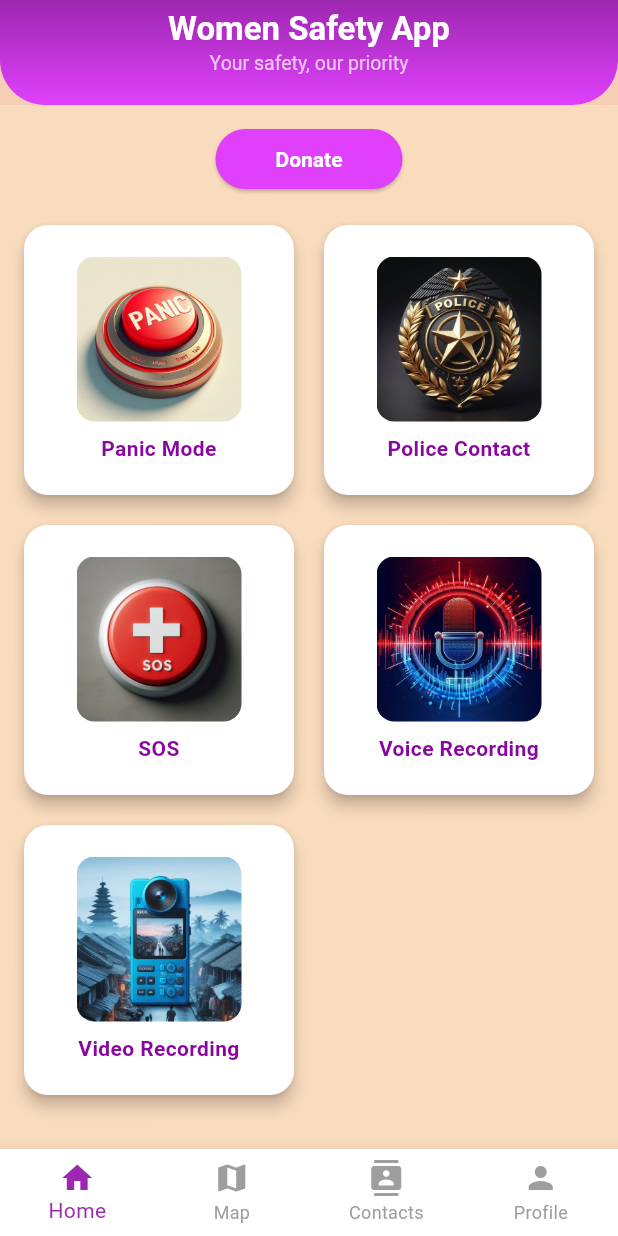
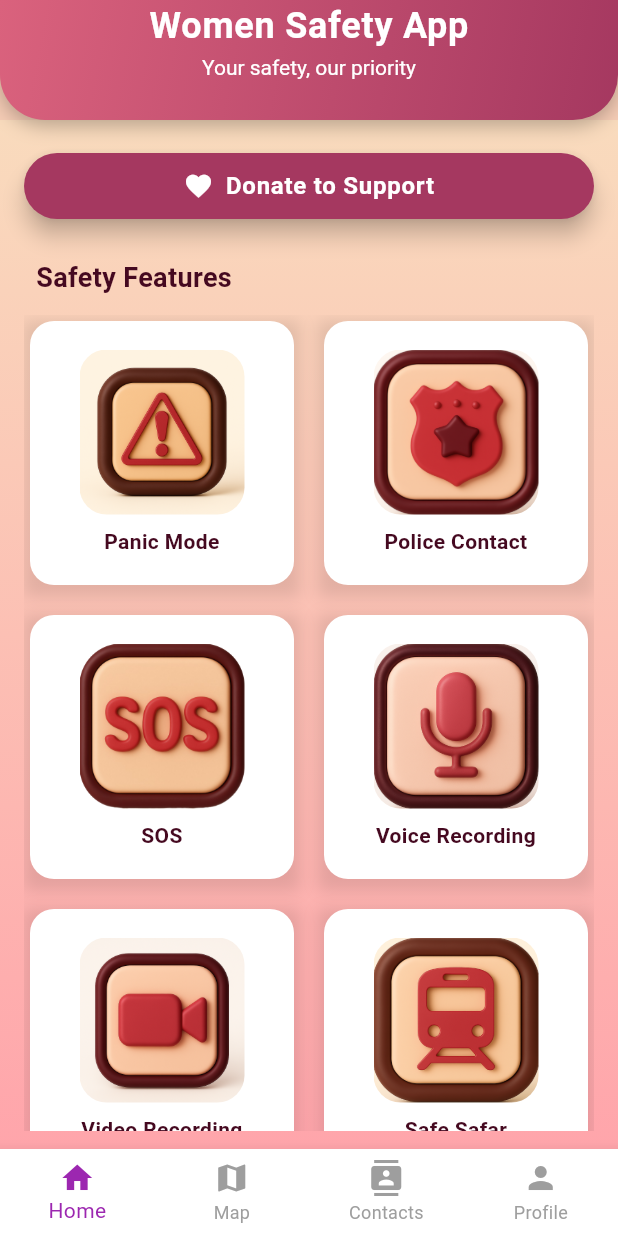
Before and after one commit to Lucky-chelani/veerangana_app, a Flutter app: the HomeScreen screen opened directly, on a phone screen of 412 x 824 dp. Run offline on Flutter 3.47's test engine with Material 3 defaults, Android fonts, the phone set to English and light mode, and no system bars; our stand-ins replace cloud_firestore, firebase_auth, firebase_core, firebase_storage, flutter_contacts, fluttertoast and 7 more; missing offline and left inert: flutter_phone_direct_caller, flutter_sound, sms_sender; accounts and stored records are empty.

Commit message:
homescreen ui

```diff
--- /dev/null
+++ b/lib/screens/colors.dart
@@ -0,0 +1 @@
+// TODO Implement this library.
--- a/lib/screens/home_screen.dart
+++ b/lib/screens/home_screen.dart
@@ -14,7 +14,7 @@ import 'package:permission_handler/permission_handler.dart';
 import 'package:path_provider/path_provider.dart';
 import 'package:image_picker/image_picker.dart';
 import 'dart:io';
-//import 'package:flutter/services.dart';
+import 'package:veerangana/ui/colors.dart';
 
 class HomeScreen extends StatefulWidget {
   const HomeScreen({Key? key}) : super(key: key);
@@ -23,12 +23,13 @@ class HomeScreen extends StatefulWidget {
   State<HomeScreen> createState() => _HomeScreenState();
 }
 
-class _HomeScreenState extends State<HomeScreen> {
+class _HomeScreenState extends State<HomeScreen> with SingleTickerProviderStateMixin {
   int _selectedIndex = 0;
   final LocationService _locationService = LocationService();
   final PanicModeService _panicModeService = PanicModeService();
   final sosService _sosService = sosService();
   String? userPhone;
+  AnimationController? _animationController;
 
   final FlutterSoundRecorder _recorder = FlutterSoundRecorder();
   bool _isRecording = false;
@@ -39,6 +40,10 @@ class _HomeScreenState extends State<HomeScreen> {
     super.initState();
     _fetchUserPhoneAndTrackLocation();
     _initRecorder();
+    _animationController = AnimationController(
+      duration: const Duration(milliseconds: 500),
+      vsync: this,
+    );
   }
 
   Future<void> _initRecorder() async {
@@ -130,7 +135,10 @@ class _HomeScreenState extends State<HomeScreen> {
     final File savedVideo = await File(videoFile.path).copy(savePath);
 
     ScaffoldMessenger.of(context).showSnackBar(
-      SnackBar(content: Text('Video saved at: ${savedVideo.path}')),
+      SnackBar(
+        content: Text('Video saved at: ${savedVideo.path}'),
+        backgroundColor: AppColors.raspberry,
+      ),
     );
   }
 
@@ -140,7 +148,10 @@ class _HomeScreenState extends State<HomeScreen> {
 
     if (micStatus != PermissionStatus.granted) {
       ScaffoldMessenger.of(context).showSnackBar(
-        const SnackBar(content: Text('Please grant microphone permission')),
+        const SnackBar(
+          content: Text('Please grant microphone permission'),
+          backgroundColor: AppColors.deepBurgundy,
+        ),
       );
       await openAppSettings();
       return;
@@ -155,16 +166,33 @@ class _HomeScreenState extends State<HomeScreen> {
     });
 
     print('Recording started at: $path');
+
+    // Start pulsing animation when recording
+    _animationController?.repeat(reverse: true);
+
+    ScaffoldMessenger.of(context).showSnackBar(
+      const SnackBar(
+        content: Text('Recording started...'),
+        backgroundColor: AppColors.raspberry,
+        duration: Duration(seconds: 2),
+      ),
+    );
   }
 
   Future<void> _stopRecording() async {
     if (_recorder.isStopped) return;
 
     await _recorder.stopRecorder();
+    _animationController?.stop();
+    _animationController?.reset();
+
     setState(() => _isRecording = false);
 
     ScaffoldMessenger.of(context).showSnackBar(
-      SnackBar(content: Text('Recording saved at: $_recordingPath')),
+      SnackBar(
+        content: Text('Recording saved at: $_recordingPath'),
+        backgroundColor: AppColors.rosePink,
+      ),
     );
   }
 
@@ -175,38 +203,55 @@ class _HomeScreenState extends State<HomeScreen> {
       ScaffoldMessenger.of(context).showSnackBar(
         const SnackBar(
           content: Text('Could not make the phone call'),
-          backgroundColor: Colors.red,
+          backgroundColor: AppColors.deepBurgundy,
         ),
       );
     }
   }
 
-  Widget buildGridButton(String label, String assetPath, VoidCallback onTap) {
-    return InkWell(
-      borderRadius: BorderRadius.circular(16),
+  Widget buildGridButton(String label, String assetPath, VoidCallback onTap, {bool isPulsing = false}) {
+    return GestureDetector(
       onTap: () async {
         if (await Vibration.hasVibrator() ?? false) {
           Vibration.vibrate(duration: 40); // short, subtle
         }
-        onTap(); // your button action
+        onTap();
       },
-
-      // onTap: () {
-      //   HapticFeedback
-      //       .lightImpact(); // native, works even without vibration permission
-      //   onTap();
-      // },
+      child: AnimatedBuilder(
+        animation: _animationController ?? const AlwaysStoppedAnimation(0),
+        builder: (context, child) {
+          return Container(
+            decoration: BoxDecoration(
+              boxShadow: [
+                BoxShadow(
+                  color: isPulsing && _animationController != null
+                      ? AppColors.raspberry.withOpacity(0.3 + _animationController!.value * 0.3)
+                      : Colors.black.withOpacity(0.1),
+                  blurRadius: 8,
+                  offset: const Offset(0, 4),
+                ),
+              ],
+            ),
+            child: child,
+          );
+        },
         child: Card(
-        shape: RoundedRectangleBorder(borderRadius: BorderRadius.circular(16)),
+          shape: RoundedRectangleBorder(
+            borderRadius: BorderRadius.circular(16),
+            side: BorderSide(
+              color: isPulsing ? AppColors.raspberry : Colors.transparent,
+              width: isPulsing ? 2.0 : 0.0,
+            ),
+          ),
           color: Colors.white,
-        elevation: 4,
+          elevation: 0,
           child: Padding(
             padding: const EdgeInsets.symmetric(vertical: 16.0, horizontal: 10),
             child: Column(
               mainAxisAlignment: MainAxisAlignment.center,
               children: [
                 ClipRRect(
-                borderRadius: BorderRadius.circular(12),
+                  borderRadius: BorderRadius.circular(18),
                   child: Image.asset(
                     assetPath,
                     height: 110,
@@ -222,13 +267,42 @@ class _HomeScreenState extends State<HomeScreen> {
                     style: const TextStyle(
                       fontSize: 14,
                       fontWeight: FontWeight.w600,
-                    color: Color.fromARGB(255, 137, 6, 160),
+                      color: AppColors.deepBurgundy,
                     ),
                     overflow: TextOverflow.ellipsis,
                     maxLines: 2,
                   ),
                 ),
+
+                // Recording indicator
+                if (label == "Voice Recording" && _isRecording)
+                  Padding(
+                    padding: const EdgeInsets.only(top: 8.0),
+                    child: Row(
+                      mainAxisSize: MainAxisSize.min,
+                      children: [
+                        Container(
+                          width: 8,
+                          height: 8,
+                          decoration: const BoxDecoration(
+                            color: Colors.red,
+                            shape: BoxShape.circle,
+                          ),
+                        ),
+                        const SizedBox(width: 4),
+                        const Text(
+                          "REC",
+                          style: TextStyle(
+                            color: Colors.red,
+                            fontSize: 12,
+                            fontWeight: FontWeight.bold,
+                          ),
+                        ),
                       ],
+                    ),
+                  ),
+              ],
+            ),
           ),
         ),
       ),
@@ -238,6 +312,7 @@ class _HomeScreenState extends State<HomeScreen> {
   @override
   void dispose() {
     _recorder.closeRecorder();
+    _animationController?.dispose();
     super.dispose();
   }
 
@@ -245,126 +320,197 @@ class _HomeScreenState extends State<HomeScreen> {
   Widget build(BuildContext context) {
     return Scaffold(
       appBar: PreferredSize(
-        preferredSize: const Size.fromHeight(70),
+        preferredSize: const Size.fromHeight(80),
         child: AppBar(
-          elevation: 6,
+          elevation: 8,
           backgroundColor: Colors.transparent,
-          automaticallyImplyLeading: false, // <- This removes the back arrow
+          automaticallyImplyLeading: false,
           flexibleSpace: Container(
             decoration: const BoxDecoration(
               gradient: LinearGradient(
-                colors: [Color(0xFF9C27B0), Color(0xFFE040FB)],
-                begin: Alignment.topCenter,
-                end: Alignment.bottomCenter,
+                colors: [AppColors.rosePink, AppColors.raspberry],
+                begin: Alignment.topLeft,
+                end: Alignment.bottomRight,
               ),
               borderRadius: BorderRadius.vertical(bottom: Radius.circular(30)),
+              boxShadow: [
+                BoxShadow(
+                  color: Colors.black26,
+                  blurRadius: 10,
+                  offset: Offset(0, 4),
+                ),
+              ],
             ),
           ),
           centerTitle: true,
           title: Column(
             crossAxisAlignment: CrossAxisAlignment.center,
-            children: [
+            children: const [
               Text(
                 "Women Safety App",
                 style: TextStyle(
-                  fontSize: 22,
+                  fontSize: 24,
                   fontWeight: FontWeight.bold,
                   color: Colors.white,
+                  letterSpacing: 0.5,
                 ),
               ),
+              SizedBox(height: 4),
               Text(
                 "Your safety, our priority",
                 style: TextStyle(
-                  fontSize: 13,
+                  fontSize: 14,
                   fontWeight: FontWeight.w400,
-                  color: Colors.white70,
+                  color: Colors.white,
                 ),
               ),
             ],
           ),
         ),
       ),
-      body: Padding(
-        padding: const EdgeInsets.all(12.0),
+      body: Container(
+        decoration: const BoxDecoration(
+          gradient: LinearGradient(
+            colors: [AppColors.lightPeach, AppColors.salmonPink],
+            begin: Alignment.topCenter,
+            end: Alignment.bottomCenter,
+          ),
+        ),
+        child: Padding(
+          padding: const EdgeInsets.fromLTRB(16, 20, 16, 12),
           child: Column(
             crossAxisAlignment: CrossAxisAlignment.center,
             children: [
-            ElevatedButton(
+              // Donation button
+              Container(
+                width: double.infinity,
+                child: ElevatedButton(
                   onPressed: () {
                     // TODO: Implement donation logic or link
                   },
                   style: ElevatedButton.styleFrom(
-                backgroundColor: Colors.purpleAccent,
+                    backgroundColor: AppColors.raspberry,
                     foregroundColor: Colors.white,
-                padding: EdgeInsets.symmetric(horizontal: 40, vertical: 8),
-                textStyle: TextStyle(fontWeight: FontWeight.bold),
+                    padding: const EdgeInsets.symmetric(vertical: 12),
+                    textStyle: const TextStyle(
+                      fontWeight: FontWeight.bold,
+                      fontSize: 16,
+                      letterSpacing: 0.5,
+                    ),
+                    elevation: 6,
                     shape: RoundedRectangleBorder(
-                  borderRadius: BorderRadius.circular(20),
+                      borderRadius: BorderRadius.circular(24),
                     ),
                   ),
-              child: Text("Donate"),
+                  child: const Row(
+                    mainAxisSize: MainAxisSize.min,
+                    children: [
+                      Icon(Icons.favorite, size: 20),
+                      SizedBox(width: 8),
+                      Text("Donate to Support"),
+                    ],
                   ),
-            SizedBox(height: 16),
+                ),
+              ),
+
+              const SizedBox(height: 24),
+
+              // Section header
+              const Padding(
+                padding: EdgeInsets.only(left: 8.0, bottom: 12.0),
+                child: Align(
+                  alignment: Alignment.centerLeft,
+                  child: Text(
+                    "Safety Features",
+                    style: TextStyle(
+                      fontSize: 18,
+                      fontWeight: FontWeight.bold,
+                      color: AppColors.deepBurgundy,
+                    ),
+                  ),
+                ),
+              ),
+
+              // Feature Grid
               Expanded(
                 child: GridView.count(
                   crossAxisCount: 2,
                   crossAxisSpacing: 12,
                   mainAxisSpacing: 12,
                   children: [
-                  // Your builderButtons go here
-
-                  buildGridButton("Panic Mode", "assets/download.png",
-                      () async {
+                    buildGridButton("Panic Mode", "assets/panic.png", () async {
                       if (userPhone != null) {
                         await _panicModeService.activatePanicMode(userPhone!);
-                    } else {
                         ScaffoldMessenger.of(context).showSnackBar(
                           const SnackBar(
-                          content: Text('User phone number not found.'),
-                          backgroundColor: Colors.red,
-                        ),
-                      );
-                    }
-                  }),
-                  buildGridButton("Police Contact", "assets/download (1).png",
-                      () {
-                    _makePhoneCall('100');
-                  }),
-buildGridButton("SOS", "assets/download (2).png", () async {
-  if (userPhone != null) {
-    await _sosService.activateSosMode(userPhone!); // Call the SOS service
-    ScaffoldMessenger.of(context).showSnackBar(
-      const SnackBar(
-        content: Text('SOS message sent to emergency contacts.'),
-        backgroundColor: Colors.green,
+                            content: Text('Panic mode activated!'),
+                            backgroundColor: AppColors.raspberry,
                           ),
                         );
                       } else {
                         ScaffoldMessenger.of(context).showSnackBar(
                           const SnackBar(
                             content: Text('User phone number not found.'),
-        backgroundColor: Colors.red,
+                            backgroundColor: AppColors.deepBurgundy,
                           ),
                         );
                       }
                     }),
-                  buildGridButton("Voice Recording", "assets/download (4).png",
+
+                    buildGridButton("Police Contact", "assets/polic.png", () {
+                      _makePhoneCall('100');
+                    }),
+
+                    buildGridButton("SOS", "assets/sos.png", () async {
+                      if (userPhone != null) {
+                        await _sosService.activateSosMode(userPhone!);
+                        ScaffoldMessenger.of(context).showSnackBar(
+                          const SnackBar(
+                            content: Text('SOS message sent to emergency contacts.'),
+                            backgroundColor: AppColors.raspberry,
+                          ),
+                        );
+                      } else {
+                        ScaffoldMessenger.of(context).showSnackBar(
+                          const SnackBar(
+                            content: Text('User phone number not found.'),
+                            backgroundColor: AppColors.deepBurgundy,
+                          ),
+                        );
+                      }
+                    }),
+
+                    buildGridButton(
+                      "Voice Recording",
+                      "assets/audioe.png",
                       () async {
                         if (_isRecording) {
                           await _stopRecording();
                         } else {
                           await _startRecording();
                         }
+                      },
+                      isPulsing: _isRecording,
+                    ),
+
+                    buildGridButton("Video Recording", "assets/video.png", () {
+                      _recordVideo();
                     }),
-                  buildGridButton("Video Recording", "assets/download (5).png",
-                      () {
-                    _recordVideo();
-                    // TODO: implement video recording logic
+
+                    buildGridButton("Safe Safar", "assets/travel.png", () {
+                      // TODO: Implement safe safar feature
+                      ScaffoldMessenger.of(context).showSnackBar(
+                        const SnackBar(
+                          content: Text('Safe Safar feature coming soon!'),
+                          backgroundColor: AppColors.rosePink,
+                        ),
+                      );
                     }),
                   ],
                 ),
               ),
             ],
+          ),
         ),
       ),
       bottomNavigationBar: CustomBottomNav(
```
Also changed, not shown: lib/screens/start_screen.dart (+13 -4 lines), assets/audio.png (added), assets/audioe.png (added), assets/download (1).png (deleted), assets/download (2).png (deleted), assets/download (3).png (deleted), assets/download (4).png (deleted), assets/download (5).png (deleted), assets/newlogo.jpg (added), assets/panic.png (added), assets/polic.png (added), assets/sos.png (added), assets/travel.png (added), assets/video.png (added), 4 other files. Lines whose indentation alone changed are shown as unchanged.
